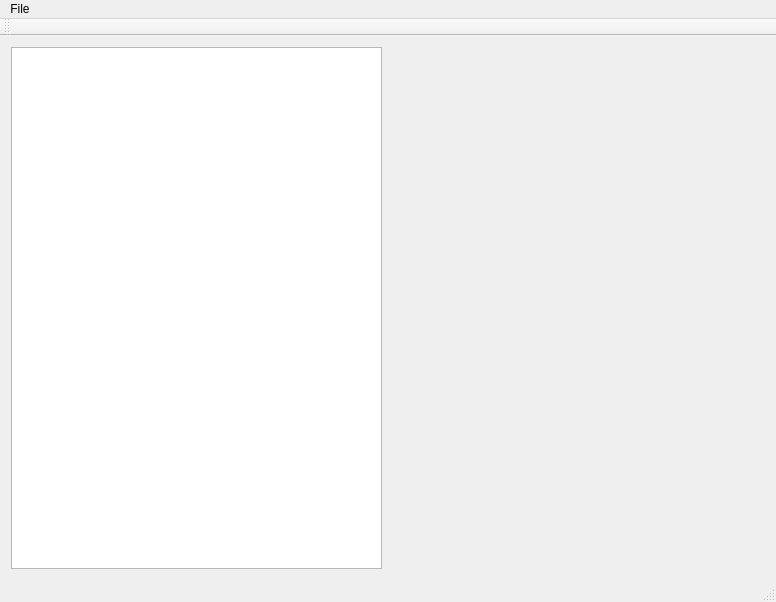
Above: mainwindow.ui from ladnonastya/BI_for_AIT before the change. Below: the same form after it.
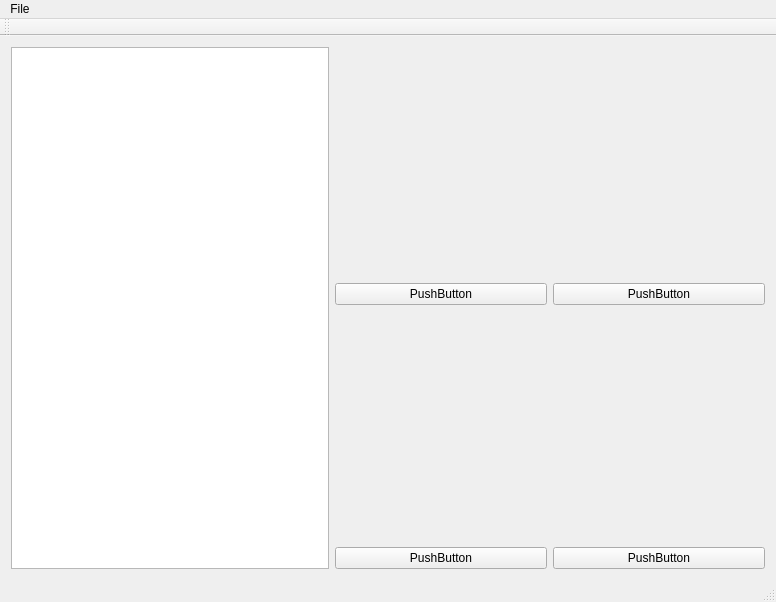
That is the form after the change. Custom widgets are drawn as their Qt base class.

Commit message: added pie-charts colors

```diff
--- a/mainwindow.ui
+++ b/mainwindow.ui
@@ -14,21 +14,57 @@
    <string>MainWindow</string>
   </property>
   <widget class="QWidget" name="centralWidget">
-   <layout class="QGridLayout" name="gridLayout" columnstretch="2,1,1">
-    <item row="0" column="0" rowspan="2">
-     <widget class="QTableWidget" name="tableWidget"/>
+   <layout class="QGridLayout" name="gridLayout" rowstretch="4,1,4,1" columnstretch="3,2,2">
+    <item row="0" column="1">
+     <widget class="PieChartWidget" name="widget" native="true">
+      <property name="sizePolicy">
+       <sizepolicy hsizetype="Preferred" vsizetype="Preferred">
+        <horstretch>0</horstretch>
+        <verstretch>0</verstretch>
+       </sizepolicy>
+      </property>
+      <layout class="QVBoxLayout" name="verticalLayout"/>
+     </widget>
     </item>
     <item row="0" column="2">
      <widget class="QCustomPlot" name="widget_2" native="true"/>
     </item>
-    <item row="1" column="2">
+    <item row="2" column="2">
      <widget class="QCustomPlot" name="widget_3" native="true"/>
     </item>
-    <item row="1" column="1">
+    <item row="2" column="1">
      <widget class="QCustomPlot" name="widget_4" native="true"/>
     </item>
-    <item row="0" column="1">
-     <widget class="PieChartWidget" name="widget" native="true"/>
+    <item row="1" column="1">
+     <widget class="QPushButton" name="pushButton">
+      <property name="text">
+       <string>PushButton</string>
+      </property>
+     </widget>
+    </item>
+    <item row="1" column="2">
+     <widget class="QPushButton" name="pushButton_2">
+      <property name="text">
+       <string>PushButton</string>
+      </property>
+     </widget>
+    </item>
+    <item row="3" column="1">
+     <widget class="QPushButton" name="pushButton_3">
+      <property name="text">
+       <string>PushButton</string>
+      </property>
+     </widget>
+    </item>
+    <item row="3" column="2">
+     <widget class="QPushButton" name="pushButton_4">
+      <property name="text">
+       <string>PushButton</string>
+      </property>
+     </widget>
+    </item>
+    <item row="0" column="0" rowspan="4">
+     <widget class="QTableWidget" name="tableWidget"/>
     </item>
    </layout>
   </widget>
```
The commit also changes 2 other files.
